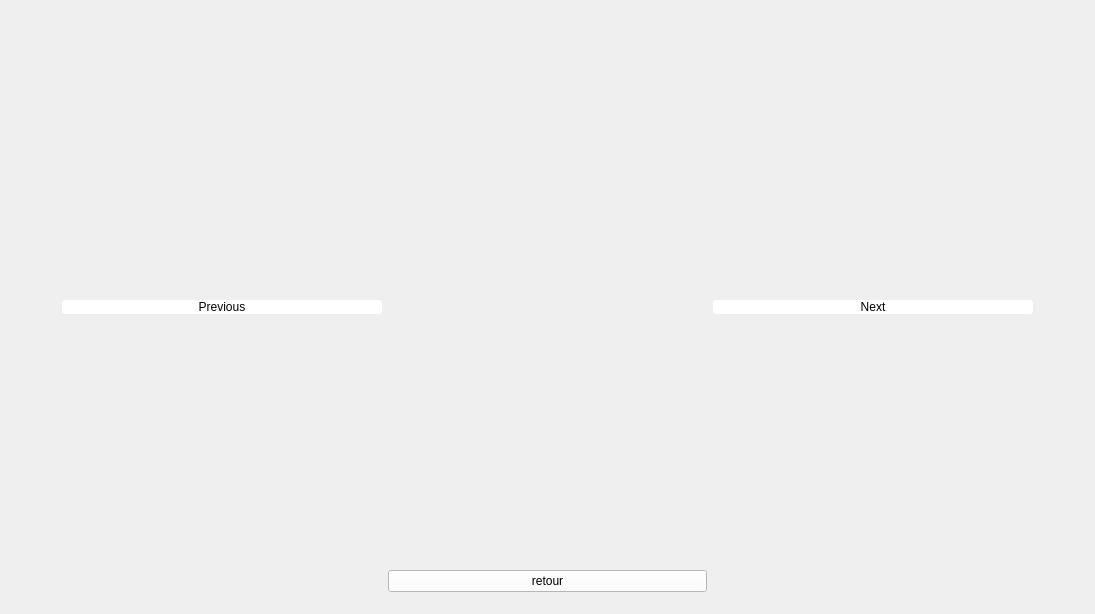
The window that ui/ui/mainwindow.ui (NadjibBelaribi/time-bomb-game) describes before a commit, drawn with Qt 5.
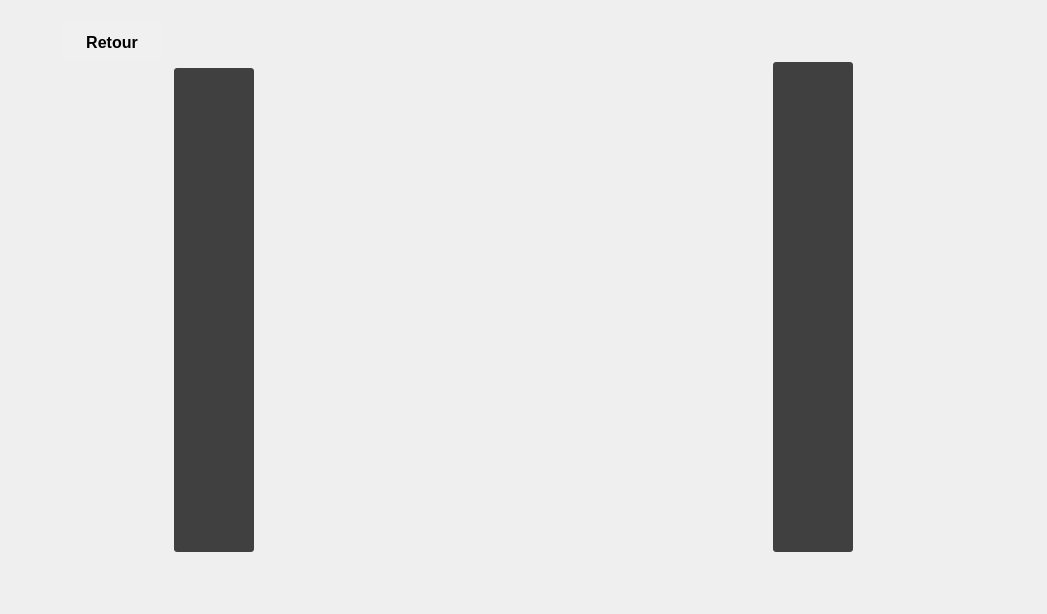
The same window after the commit. The open tabs and pages were chosen to show the change. Icons and pictures are not drawn.

Commit message: petits update style

Patch:
```diff
--- a/ui/ui/mainwindow.ui
+++ b/ui/ui/mainwindow.ui
@@ -6,7 +6,7 @@
    <rect>
     <x>0</x>
     <y>0</y>
-    <width>1095</width>
+    <width>1047</width>
     <height>614</height>
    </rect>
   </property>
@@ -1349,7 +1349,7 @@
            <enum>Qt::Horizontal</enum>
           </property>
           <property name="sizeType">
-           <enum>QSizePolicy::Fixed</enum>
+           <enum>QSizePolicy::Preferred</enum>
           </property>
           <property name="sizeHint" stdset="0">
            <size>
@@ -1362,43 +1362,100 @@
         <item>
          <layout class="QVBoxLayout" name="verticalLayout_11">
           <item>
-           <spacer name="verticalSpacer_18">
-            <property name="orientation">
-             <enum>Qt::Vertical</enum>
-            </property>
-            <property name="sizeType">
-             <enum>QSizePolicy::Fixed</enum>
-            </property>
-            <property name="sizeHint" stdset="0">
-             <size>
-              <width>20</width>
-              <height>40</height>
-             </size>
-            </property>
-           </spacer>
-          </item>
-          <item>
-           <widget class="QPushButton" name="Previous">
-            <property name="sizePolicy">
-             <sizepolicy hsizetype="Minimum" vsizetype="Maximum">
-              <horstretch>0</horstretch>
-              <verstretch>0</verstretch>
-             </sizepolicy>
-            </property>
+           <widget class="QPushButton" name="backfromhelp">
             <property name="minimumSize">
              <size>
-              <width>50</width>
-              <height>0</height>
+              <width>100</width>
+              <height>40</height>
              </size>
             </property>
+            <property name="maximumSize">
+             <size>
+              <width>80</width>
+              <height>40</height>
+             </size>
+            </property>
+            <property name="font">
+             <font>
+              <pointsize>12</pointsize>
+              <weight>75</weight>
+              <bold>true</bold>
+             </font>
+            </property>
             <property name="styleSheet">
-             <string notr="true">border-radius:3px;</string>
+             <string notr="true">QPushButton  {
+border-radius: 6px;
+background-color: rgba(240,240,240,0.8);
+}
+
+QPushButton:hover {
+background-color: rgba(240,240,240,1);
+
+}</string>
             </property>
             <property name="text">
-             <string>Previous</string>
+             <string>Retour</string>
             </property>
            </widget>
           </item>
+          <item>
+           <layout class="QHBoxLayout" name="horizontalLayout_9">
+            <item>
+             <spacer name="horizontalSpacer_29">
+              <property name="orientation">
+               <enum>Qt::Horizontal</enum>
+              </property>
+              <property name="sizeType">
+               <enum>QSizePolicy::Preferred</enum>
+              </property>
+              <property name="sizeHint" stdset="0">
+               <size>
+                <width>0</width>
+                <height>20</height>
+               </size>
+              </property>
+             </spacer>
+            </item>
+            <item>
+             <widget class="QPushButton" name="Previous">
+              <property name="sizePolicy">
+               <sizepolicy hsizetype="Minimum" vsizetype="Expanding">
+                <horstretch>0</horstretch>
+                <verstretch>0</verstretch>
+               </sizepolicy>
+              </property>
+              <property name="minimumSize">
+               <size>
+                <width>80</width>
+                <height>0</height>
+               </size>
+              </property>
+              <property name="maximumSize">
+               <size>
+                <width>80</width>
+                <height>16777215</height>
+               </size>
+              </property>
+              <property name="styleSheet">
+               <string notr="true">QPushButton {
+border-radius:3px; 
+background-color: rgba(20,20,20,0.8); 
+background-image: url(:previous.png); 
+background-repeat: no-repeat; 
+background-position: center;
+}
+
+QPushButton:hover {
+background-color: rgba(20,20,20,1);
+}</string>
+              </property>
+              <property name="text">
+               <string/>
+              </property>
+             </widget>
+            </item>
+           </layout>
+          </item>
           <item>
            <spacer name="verticalSpacer_21">
             <property name="orientation">
@@ -1421,15 +1478,14 @@
          <layout class="QVBoxLayout" name="verticalLayout_10">
           <item>
            <widget class="QLabel" name="labelPic">
-            <property name="text">
-             <string/>
+            <property name="sizePolicy">
+             <sizepolicy hsizetype="Preferred" vsizetype="Preferred">
+              <horstretch>0</horstretch>
+              <verstretch>0</verstretch>
+             </sizepolicy>
             </property>
-           </widget>
-          </item>
-          <item>
-           <widget class="QPushButton" name="backfromhelp">
             <property name="text">
-             <string>retour</string>
+             <string/>
             </property>
            </widget>
           </item>
@@ -1454,14 +1510,62 @@
            </spacer>
           </item>
           <item>
-           <widget class="QPushButton" name="next">
-            <property name="styleSheet">
-             <string notr="true">border-radius: 3px;</string>
-            </property>
-            <property name="text">
-             <string>Next</string>
-            </property>
-           </widget>
+           <layout class="QHBoxLayout" name="horizontalLayout_12">
+            <item>
+             <widget class="QPushButton" name="next">
+              <property name="sizePolicy">
+               <sizepolicy hsizetype="Minimum" vsizetype="Expanding">
+                <horstretch>0</horstretch>
+                <verstretch>0</verstretch>
+               </sizepolicy>
+              </property>
+              <property name="minimumSize">
+               <size>
+                <width>80</width>
+                <height>0</height>
+               </size>
+              </property>
+              <property name="maximumSize">
+               <size>
+                <width>80</width>
+                <height>16777215</height>
+               </size>
+              </property>
+              <property name="styleSheet">
+               <string notr="true">QPushButton {
+border-radius:3px; 
+background-color: rgba(20,20,20,0.8); 
+background-image: url(:next.png); 
+background-repeat: no-repeat; 
+background-position: center;
+}
+
+QPushButton:hover {
+background-color: rgba(20,20,20,1);
+}</string>
+              </property>
+              <property name="text">
+               <string/>
+              </property>
+             </widget>
+            </item>
+            <item>
+             <spacer name="horizontalSpacer_30">
+              <property name="orientation">
+               <enum>Qt::Horizontal</enum>
+              </property>
+              <property name="sizeType">
+               <enum>QSizePolicy::Preferred</enum>
+              </property>
+              <property name="sizeHint" stdset="0">
+               <size>
+                <width>40</width>
+                <height>20</height>
+               </size>
+              </property>
+             </spacer>
+            </item>
+           </layout>
           </item>
           <item>
            <spacer name="verticalSpacer_20">
@@ -1487,7 +1591,7 @@
            <enum>Qt::Horizontal</enum>
           </property>
           <property name="sizeType">
-           <enum>QSizePolicy::Fixed</enum>
+           <enum>QSizePolicy::Preferred</enum>
           </property>
           <property name="sizeHint" stdset="0">
            <size>
```
Left out of the diff: 201 changed lines with no effect on the pictures. The commit also changes 8 other files.
